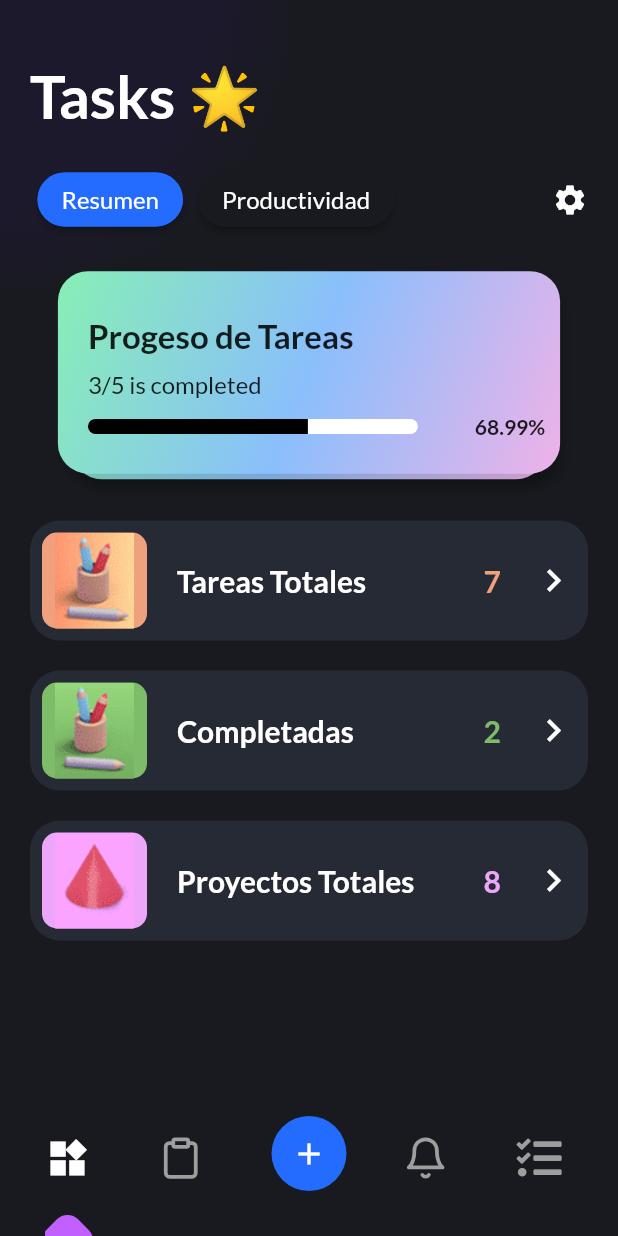
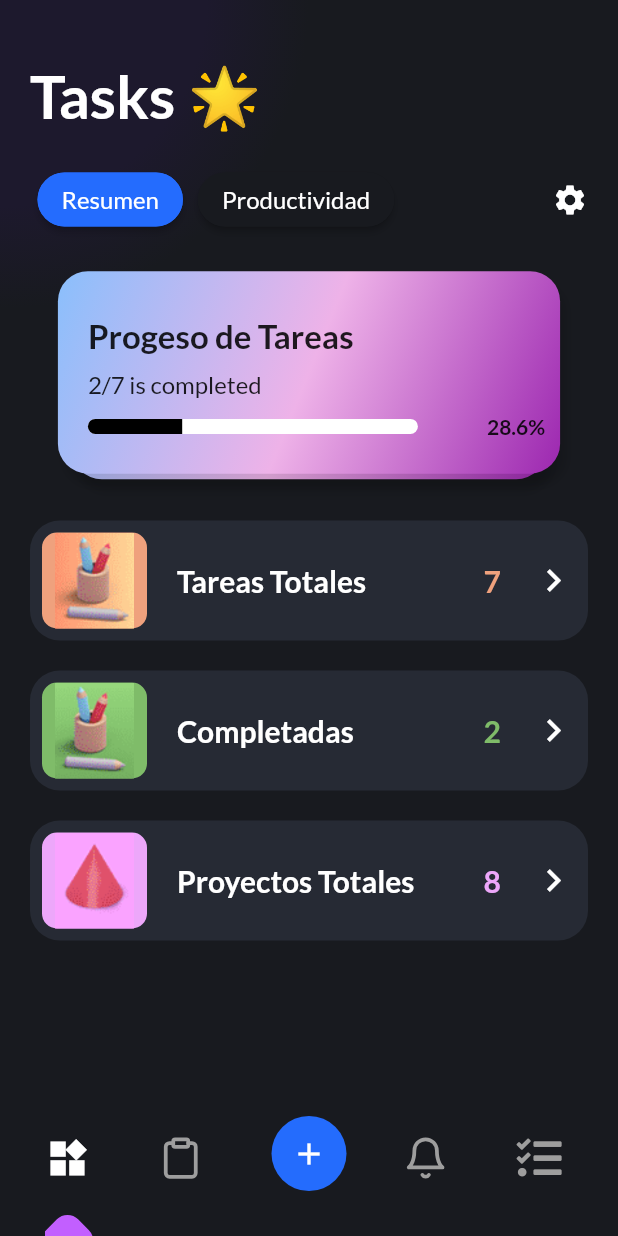
Before and after one commit to alexfdz55/tasks, a Flutter app: the screen it shows after launch, on a phone screen of 412 x 824 dp. Run offline on Flutter 3.47's test engine with Material 2 defaults, Android fonts, the phone set to English and light mode, and no system bars; drawn by our look-alikes of tcard; our stand-ins replace equatable, fl_chart, flutter_bloc, flutter_feather_icons, flutter_slidable, font_awesome_flutter and 2 more.

Commit message:
progreso de Tareas en la pantalla Home

```diff
--- a/lib/blocs/task/task_bloc.dart
+++ b/lib/blocs/task/task_bloc.dart
@@ -13,6 +13,8 @@ class TaskBloc extends Bloc<TaskEvent, TaskState> {
       : _bdRepository = bdRepository,
         super(TasksLoading()) {
     on<LoadTasks>(_onLoadTasks);
+
+    on<CreateTask>(_onCreateTask);
 
     on<AddTask>(_onAddTask);
 
@@ -36,6 +38,10 @@ class TaskBloc extends Bloc<TaskEvent, TaskState> {
     add(LoadTasks());
   }
 
+  void _onCreateTask(CreateTask event, Emitter<TaskState> emit) async {
+    emit(TaskShowed(event.task));
+  }
+
   void _onRemoveTask(RemoveTask event, Emitter<TaskState> emit) async {
     emit(TasksLoading());
     await _bdRepository.removeTask(event.task);
--- a/lib/blocs/task/task_event.dart
+++ b/lib/blocs/task/task_event.dart
@@ -8,6 +8,15 @@ abstract class TaskEvent extends Equatable {
 }
 
 class LoadTasks extends TaskEvent {}
+
+class CreateTask extends TaskEvent {
+  final Task task;
+
+  const CreateTask(this.task);
+
+  @override
+  List<Object> get props => [task];
+}
 
 class AddTask extends TaskEvent {
   final Task task;
--- a/lib/blocs/task/task_state.dart
+++ b/lib/blocs/task/task_state.dart
@@ -17,3 +17,12 @@ class TasksLoaded extends TaskState {
   @override
   List<Object> get props => [tasks];
 }
+
+class TaskShowed extends TaskState {
+  final Task task;
+
+  const TaskShowed(this.task);
+
+  @override
+  List<Object> get props => [task];
+}
--- a/lib/models/task_model.dart
+++ b/lib/models/task_model.dart
@@ -32,6 +32,7 @@ class Task extends Equatable {
   String toString() => title;
 
   Task copyWith({
+    String? id,
     String? title,
     String? description,
     TaskPriority? priority,
@@ -39,7 +40,7 @@ class Task extends Equatable {
     bool? isCompleted,
   }) {
     return Task(
-      id: id,
+      id: id ?? this.id,
       title: title ?? this.title,
       description: description ?? this.description,
       priority: priority ?? this.priority,
--- a/lib/values/constants.dart
+++ b/lib/values/constants.dart
@@ -13,9 +13,15 @@ final List<Widget> dashBoardScreens = [
 
 List<Color> progressCardGradientList = [
   //grenn
-  HexColor.fromHex("87EFB5"),
-  //blue
+  // HexColor.fromHex("87EFB5"),
+
+  // blue
+  // HexColor.fromHex("8ABFFC"),
+  //pink
+  // HexColor.fromHex("EEB2E8"),
+
   HexColor.fromHex("8ABFFC"),
-  //pink
+  // HexColor.fromHex("87EFB5"),
   HexColor.fromHex("EEB2E8"),
+  Colors.purple,
 ];
--- a/lib/widgets/home/tabs/overview.dart
+++ b/lib/widgets/home/tabs/overview.dart
@@ -1,7 +1,7 @@
 import 'package:flutter/material.dart';
 import 'package:flutter_bloc/flutter_bloc.dart';
 import 'package:tasks/blocs/blocs.dart';
-import 'package:tasks/models/data_model.dart';
+import 'package:tasks/models/models.dart';
 import 'package:tasks/values/values.dart';
 import 'package:tasks/widgets/custom_circular_progress.dart';
 import 'package:tasks/widgets/custom_error_message.dart';
@@ -14,33 +14,38 @@ class ResumenTab extends StatelessWidget {
 
   @override
   Widget build(BuildContext context) {
-    final dynamic data = AppData.progressIndicatorList;
-    final tCardcontroller = TCardController();
-
-    List<Widget> cards = List.generate(
-      2,
-      (index) => TaskProgressCard(
-        cardTitle: data[index]['cardTitle'],
-        rating: data[index]['rating'],
-        progressFigure: data[index]['progress'],
-        percentageGap: int.parse(data[index]['progressBar']),
-      ),
-    );
+    // List<Widget> cards = List.generate(
+    //   2,
+    //   (index) => TaskProgressCard(
+    //     cardTitle: data[index]['cardTitle'],
+    //     rating: data[index]['rating'],
+    //     progressFigure: data[index]['progress'],
+    //     percentageGap: int.parse(data[index]['progressBar']),
+    //   ),
+    // );
 
     return Column(
       children: [
-        SizedBox(
-          height: 150,
-          child: TCard(
-            controller: tCardcontroller,
-            cards: cards,
-            onEnd: () {
-              tCardcontroller.state!.reset();
+        BlocBuilder<TaskBloc, TaskState>(
+          builder: (context, state) {
+            if (state is TasksLoading) {
+              return const CustomCircularProgress();
+            }
+
+            if (state is TasksLoaded) {
+              final tasks = state.tasks;
+              return Column(
+                children: [
+                  _ProgressCards(tasks: tasks),
+                  AppSpaces.verticalSpace10,
+                  _TaskCards(tasks: tasks),
+                ],
+              );
+            } else {
+              return const CustomErrorMessage();
+            }
           },
         ),
-        ),
-        AppSpaces.verticalSpace10,
-        const _TaskCards(),
         OverviewTaskContainer(
           cardTitle: "Proyectos Totales",
           numberOfItems: 8,
@@ -52,20 +57,48 @@ class ResumenTab extends StatelessWidget {
   }
 }
 
-class _TaskCards extends StatelessWidget {
-  const _TaskCards({Key? key}) : super(key: key);
+class _ProgressCards extends StatelessWidget {
+  final List<Task> tasks;
+  _ProgressCards({Key? key, required this.tasks}) : super(key: key);
+  final tCardcontroller = TCardController();
 
   @override
   Widget build(BuildContext context) {
-    return BlocBuilder<TaskBloc, TaskState>(
-      builder: (context, state) {
-        if (state is TasksLoading) {
-          return const CustomCircularProgress();
+    final completedTasksNumber =
+        tasks.where((task) => task.isCompleted == true).toList().length;
+
+    List<Widget> cards = [
+      TaskProgressCard(
+        cardTitle: 'Progeso de Tareas',
+        rating: '$completedTasksNumber/${tasks.length}',
+        progress: (completedTasksNumber / tasks.length) * 100,
+      ),
+      TaskProgressCard(
+        cardTitle: 'Progreso de Proyectos',
+        rating: "3/4",
+        progress: 75.00,
+      ),
+    ];
+
+    return SizedBox(
+      height: 150,
+      child: TCard(
+        controller: tCardcontroller,
+        cards: cards,
+        onEnd: () {
+          tCardcontroller.state!.reset();
+        },
+      ),
+    );
+  }
 }
 
-        if (state is TasksLoaded) {
-          final tasks = state.tasks;
+class _TaskCards extends StatelessWidget {
+  final List<Task> tasks;
+  const _TaskCards({Key? key, required this.tasks}) : super(key: key);
 
+  @override
+  Widget build(BuildContext context) {
     final completedTasksNumber =
         tasks.where((task) => task.isCompleted == true).toList().length;
     return Column(
@@ -84,10 +117,5 @@ class _TaskCards extends StatelessWidget {
         ),
       ],
     );
-        } else {
-          return const CustomErrorMessage();
-        }
-      },
-    );
   }
 }
--- a/lib/widgets/home/task_progress_card.dart
+++ b/lib/widgets/home/task_progress_card.dart
@@ -6,15 +6,13 @@ import 'package:tasks/values/constants.dart';
 class TaskProgressCard extends StatelessWidget {
   final String cardTitle;
   final String rating;
-  final String progressFigure;
-  final int percentageGap;
-  const TaskProgressCard(
-      {Key? key,
+  final double progress;
+  const TaskProgressCard({
+    Key? key,
     required this.rating,
     required this.cardTitle,
-      required this.progressFigure,
-      required this.percentageGap})
-      : super(key: key);
+    required this.progress,
+  }) : super(key: key);
 
   @override
   Widget build(BuildContext context) {
@@ -63,13 +61,12 @@ class TaskProgressCard extends StatelessWidget {
                       width: 220,
                       height: 10,
                       decoration: const BoxDecoration(
-                            borderRadius:
-                                BorderRadius.all(Radius.circular(20.0)),
+                          borderRadius: BorderRadius.all(Radius.circular(20.0)),
                           color: Colors.white),
-                        child: Row(children: [
-                          Expanded(
-                            flex: percentageGap,
-                            child: Container(
+                      child: Row(
+                        children: [
+                          Container(
+                            width: progress * 220 / 100,
                             decoration: const BoxDecoration(
                               color: Colors.black,
                               borderRadius: BorderRadius.only(
@@ -78,12 +75,13 @@ class TaskProgressCard extends StatelessWidget {
                               ),
                             ),
                           ),
+                          const Expanded(child: SizedBox())
+                        ],
                       ),
-                          const Expanded(flex: 1, child: SizedBox())
-                        ])),
+                    ),
                     const Spacer(),
                     Text(
-                      "$progressFigure%",
+                      "${progress.toStringAsFixed(1)}%",
                       style: GoogleFonts.lato(fontWeight: FontWeight.bold),
                     ),
                   ],
--- a/lib/widgets/table_calendar.dart
+++ b/lib/widgets/table_calendar.dart
@@ -10,7 +10,8 @@ const kBlueCircleForCalendar = BoxDecoration(
 );
 
 class CalendarView extends StatefulWidget {
-  const CalendarView({Key? key}) : super(key: key);
+  final Function(DateTime dateTime) onPressedDay;
+  const CalendarView({Key? key, required this.onPressedDay}) : super(key: key);
 
   @override
   // ignore: library_private_types_in_public_api
@@ -106,6 +107,8 @@ class _CalendarViewState extends State<CalendarView> {
           return isSameDay(_selectedDay, day);
         },
         onDaySelected: (selectedDay, focusedDay) {
+          widget.onPressedDay(selectedDay);
+          print('object');
           if (!isSameDay(_selectedDay, selectedDay)) {
             // Call `setState()` when updating the selected day
             setState(() {
```
Also changed, not shown: lib/screens/task_due_date_screen.dart (+55 -32 lines), lib/screens/tasks_screen.dart (+8 -6 lines), lib/widgets/home/create_task.dart (+64 -10 lines), lib/widgets/home/sheet_goto_calendar.dart (+23 -3 lines), lib/widgets/tasks/active_task_card.dart (+10 -3 lines), lib/widgets/tasks/inactive_task_card.dart (+6 -2 lines), lib/widgets/tasks/task_card.dart (+1 -8 lines). Lines whose indentation alone changed are shown as unchanged.
